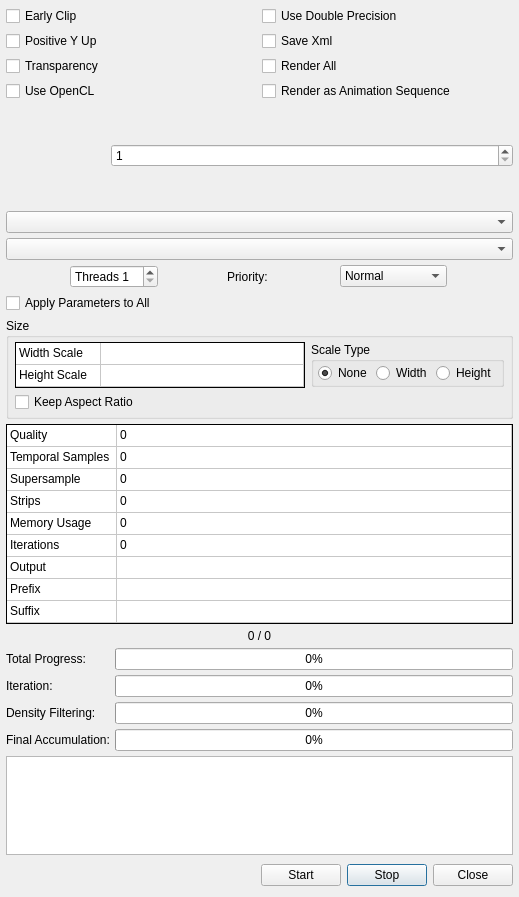
Above: Source/Fractorium/FinalRenderDialog.ui from iznotek/fractorium before the change. Below: the same form after it.
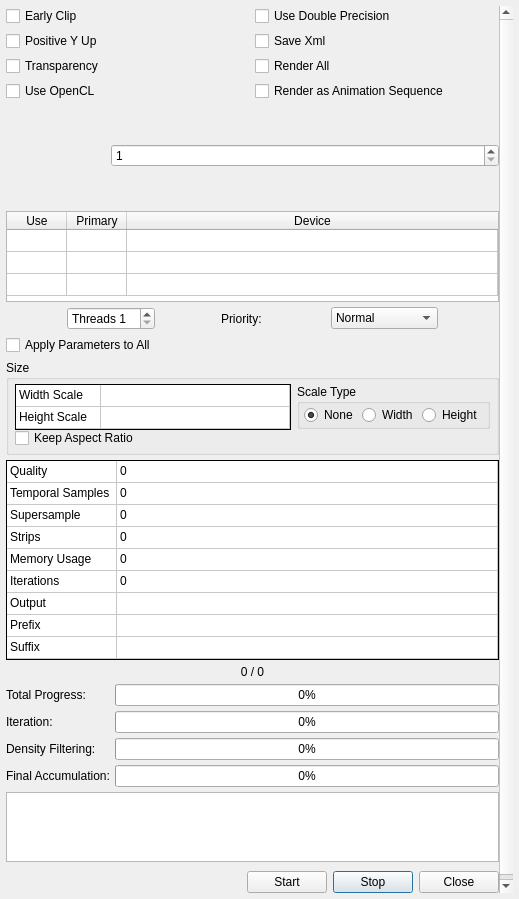
That is the form after the change. Custom widgets are drawn as their Qt base class.

Commit message: --User changes  -Add support for multiple GPU devices.   --These options are present in the command line and in Fractorium.  -Change scheme of specifying devices from platform,device to just total device index.   --Single number on the command line.   --Change from combo boxes for device selection to a table of all devices in Fractorium.  -Temporal samples defaults to 100 instead of 1000 which was needless overkill.

Patch:
```diff
--- a/Source/Fractorium/FinalRenderDialog.ui
+++ b/Source/Fractorium/FinalRenderDialog.ui
@@ -7,7 +7,7 @@
     <x>0</x>
     <y>0</y>
     <width>519</width>
-    <height>897</height>
+    <height>899</height>
    </rect>
   </property>
   <property name="sizePolicy">
@@ -64,7 +64,7 @@
         <x>0</x>
         <y>0</y>
         <width>507</width>
-        <height>885</height>
+        <height>887</height>
        </rect>
       </property>
       <layout class="QVBoxLayout" name="verticalLayout_2">
@@ -240,9 +240,9 @@
         </layout>
        </item>
        <item>
-        <widget class="QComboBox" name="FinalRenderPlatformCombo">
+        <widget class="QTableWidget" name="DeviceTable">
          <property name="sizePolicy">
-          <sizepolicy hsizetype="Expanding" vsizetype="Fixed">
+          <sizepolicy hsizetype="MinimumExpanding" vsizetype="MinimumExpanding">
            <horstretch>0</horstretch>
            <verstretch>0</verstretch>
           </sizepolicy>
@@ -250,37 +250,81 @@
          <property name="minimumSize">
           <size>
            <width>0</width>
-           <height>0</height>
+           <height>91</height>
           </size>
          </property>
          <property name="maximumSize">
           <size>
            <width>16777215</width>
-           <height>16777215</height>
+           <height>91</height>
           </size>
          </property>
-        </widget>
-       </item>
-       <item>
-        <widget class="QComboBox" name="FinalRenderDeviceCombo">
-         <property name="sizePolicy">
-          <sizepolicy hsizetype="Expanding" vsizetype="Fixed">
-           <horstretch>0</horstretch>
-           <verstretch>0</verstretch>
-          </sizepolicy>
+         <property name="focusPolicy">
+          <enum>Qt::NoFocus</enum>
          </property>
-         <property name="minimumSize">
-          <size>
-           <width>0</width>
-           <height>0</height>
-          </size>
+         <property name="editTriggers">
+          <set>QAbstractItemView::NoEditTriggers</set>
          </property>
-         <property name="maximumSize">
-          <size>
-           <width>16777215</width>
-           <height>16777215</height>
-          </size>
+         <property name="selectionMode">
+          <enum>QAbstractItemView::NoSelection</enum>
          </property>
+         <property name="selectionBehavior">
+          <enum>QAbstractItemView::SelectRows</enum>
+         </property>
+         <property name="showGrid">
+          <bool>true</bool>
+         </property>
+         <property name="columnCount">
+          <number>3</number>
+         </property>
+         <attribute name="horizontalHeaderDefaultSectionSize">
+          <number>60</number>
+         </attribute>
+         <attribute name="horizontalHeaderStretchLastSection">
+          <bool>true</bool>
+         </attribute>
+         <attribute name="verticalHeaderVisible">
+          <bool>false</bool>
+         </attribute>
+         <attribute name="verticalHeaderDefaultSectionSize">
+          <number>22</number>
+         </attribute>
+         <attribute name="verticalHeaderHighlightSections">
+          <bool>false</bool>
+         </attribute>
+         <attribute name="verticalHeaderMinimumSectionSize">
+          <number>22</number>
+         </attribute>
+         <row>
+          <property name="text">
+           <string>AMD</string>
+          </property>
+         </row>
+         <row>
+          <property name="text">
+           <string>Nvidia</string>
+          </property>
+         </row>
+         <row>
+          <property name="text">
+           <string>Intel</string>
+          </property>
+         </row>
+         <column>
+          <property name="text">
+           <string>Use</string>
+          </property>
+         </column>
+         <column>
+          <property name="text">
+           <string>Primary</string>
+          </property>
+         </column>
+         <column>
+          <property name="text">
+           <string>Device</string>
+          </property>
+         </column>
         </widget>
        </item>
        <item>
```
Left out of the diff: 2 changed lines with no effect on the pictures. The commit also changes 84 other files.
